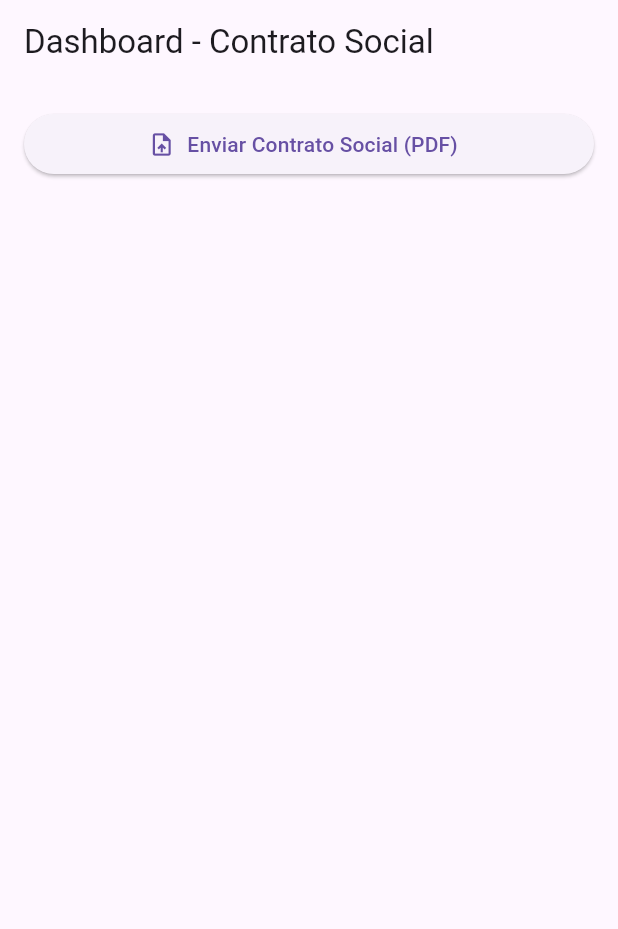
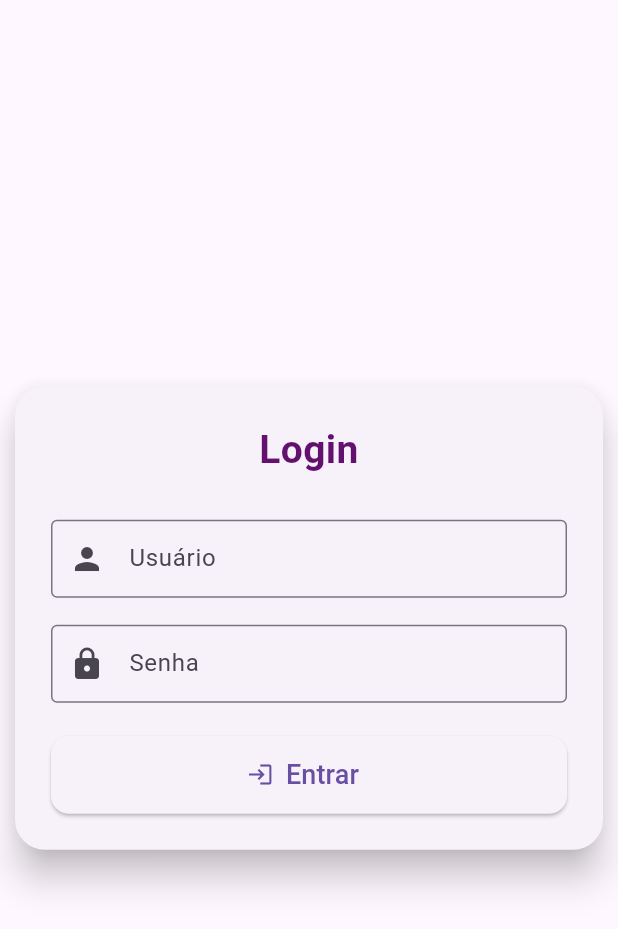
Before and after one commit to aliosmarchehade/contrato-social-paghiper-ddm, a Flutter app: the screen it shows after launch, on a phone screen of 412 x 824 dp. Shown: the top 929 px of the screen. Run offline on Flutter 3.47's test engine with Material 3 defaults, Android fonts, the phone set to English and light mode, and no system bars; our stand-ins replace file_picker, sqflite; accounts and stored records are empty.

Commit message:
feat | tela de login

```diff
--- a/contratosocial/lib/contrato_social_app.dart
+++ b/contratosocial/lib/contrato_social_app.dart
@@ -1,3 +1,4 @@
+import 'package:contratosocial/telas/pagina_login.dart';
 import 'package:flutter/material.dart';
 import 'dashboard/dashboard_page.dart';
 
@@ -10,7 +11,8 @@ class ContratoSocialApp extends StatelessWidget {
       title: 'Processamento de Contrato Social',
       debugShowCheckedModeBanner: false,
       theme: ThemeData(primarySwatch: Colors.blue),
-      home: const DashboardPage(),
+      home: const PaginaLogin(),
+      //home: const DashboardPage(),
     );
   }
 }
--- /dev/null
+++ b/contratosocial/lib/telas/pagina_login.dart
@@ -0,0 +1,119 @@
+import 'package:contratosocial/dashboard/dashboard_page.dart';
+import 'package:flutter/material.dart';
+
+class PaginaLogin extends StatefulWidget {
+  const PaginaLogin({super.key});
+
+  @override
+  State<PaginaLogin> createState() => _LoginPageState();
+}
+
+class _LoginPageState extends State<PaginaLogin> {
+  final _formKey = GlobalKey<FormState>();
+  final _usuarioController = TextEditingController();
+  final _senhaController = TextEditingController();
+
+  void _fazerLogin() {
+    if (_formKey.currentState!.validate()) {
+      final usuario = _usuarioController.text.trim();
+      final senha = _senhaController.text.trim();
+
+      if (usuario == "admin" && senha == "123") {
+        Navigator.pushReplacement(
+          context,
+          MaterialPageRoute(builder: (context) => const DashboardPage()),
+        );
+      } else {
+        ScaffoldMessenger.of(context).showSnackBar(
+          const SnackBar(content: Text("Usuário ou senha inválidos!")),
+        );
+      }
+    }
+  }
+
+  @override
+  Widget build(BuildContext context) {
+    return Scaffold(
+      body: Center(
+        child: ConstrainedBox(
+          constraints: const BoxConstraints(
+            maxWidth: 400, // um pouco mais largo para telas grandes
+          ),
+          child: Card(
+            elevation: 10,
+            shape: RoundedRectangleBorder(
+              borderRadius: BorderRadius.circular(20),
+            ),
+            child: Padding(
+              padding: const EdgeInsets.all(24.0), // mais espaço interno
+              child: Form(
+                key: _formKey,
+                child: Column(
+                  mainAxisSize: MainAxisSize.min,
+                  crossAxisAlignment: CrossAxisAlignment.stretch,
+                  children: [
+                    const Text(
+                      "Login",
+                      textAlign: TextAlign.center,
+                      style: TextStyle(
+                        fontSize: 26,
+                        fontWeight: FontWeight.bold,
+                        color: Color.fromARGB(255, 99, 16, 110),
+                      ),
+                    ),
+                    const SizedBox(height: 28),
+                    TextFormField(
+                      controller: _usuarioController,
+                      decoration: const InputDecoration(
+                        labelText: "Usuário",
+                        prefixIcon: Icon(Icons.person),
+                        border: OutlineInputBorder(),
+                        contentPadding: EdgeInsets.symmetric(
+                          vertical: 14,
+                          horizontal: 14,
+                        ),
+                      ),
+                      validator: (value) =>
+                          value == null || value.isEmpty ? "Digite o usuário" : null,
+                    ),
+                    const SizedBox(height: 18),
+                    TextFormField(
+                      controller: _senhaController,
+                      obscureText: true,
+                      decoration: const InputDecoration(
+                        labelText: "Senha",
+                        prefixIcon: Icon(Icons.lock),
+                        border: OutlineInputBorder(),
+                        contentPadding: EdgeInsets.symmetric(
+                          vertical: 14,
+                          horizontal: 14,
+                        ),
+                      ),
+                      validator: (value) =>
+                          value == null || value.isEmpty ? "Digite a senha" : null,
+                    ),
+                    const SizedBox(height: 22),
+                    ElevatedButton.icon(
+                      onPressed: _fazerLogin,
+                      icon: const Icon(Icons.login),
+                      label: const Text(
+                        "Entrar",
+                        style: TextStyle(fontSize: 18),
+                      ),
+                      style: ElevatedButton.styleFrom(
+                        minimumSize: const Size.fromHeight(52), // botão mais alto
+                        shape: RoundedRectangleBorder(
+                          borderRadius: BorderRadius.circular(12),
+                        ),
+                      ),
+                    ),
+                  ],
+                ),
+              ),
+            ),
+          ),
+        ),
+      ),
+    );
+  }
+}
```
Also changed, not shown: contratosocial/pubspec.lock.
